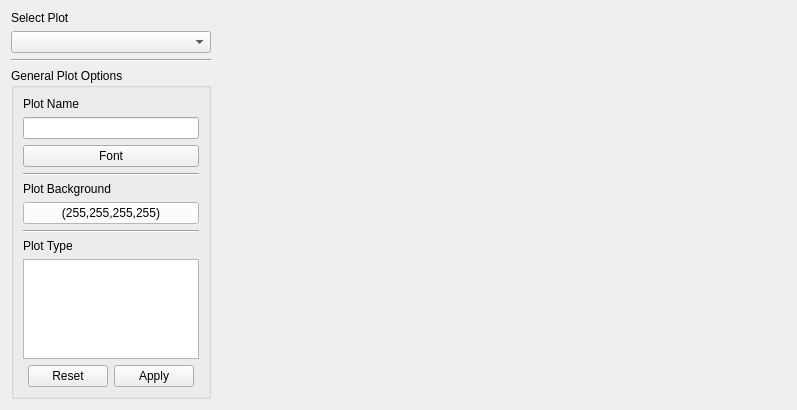
bbreslauer/PySciPlot, file ui/Ui_PlotOptionsWidget.ui: the form before one commit.
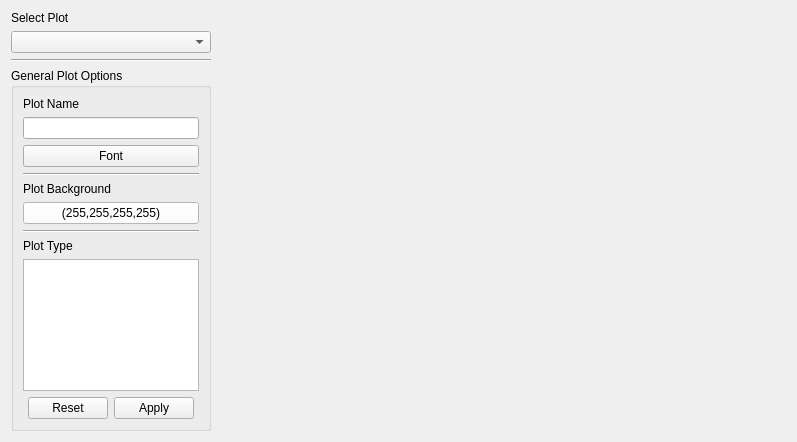
The form after the commit. Custom widgets are drawn as their Qt base class.

Patch:
```diff
--- a/ui/Ui_PlotOptionsWidget.ui
+++ b/ui/Ui_PlotOptionsWidget.ui
@@ -7,7 +7,7 @@
     <x>0</x>
     <y>0</y>
     <width>797</width>
-    <height>410</height>
+    <height>442</height>
    </rect>
   </property>
   <property name="windowTitle">
```
Left out of the diff: 10 changed lines with no effect on the pictures.
